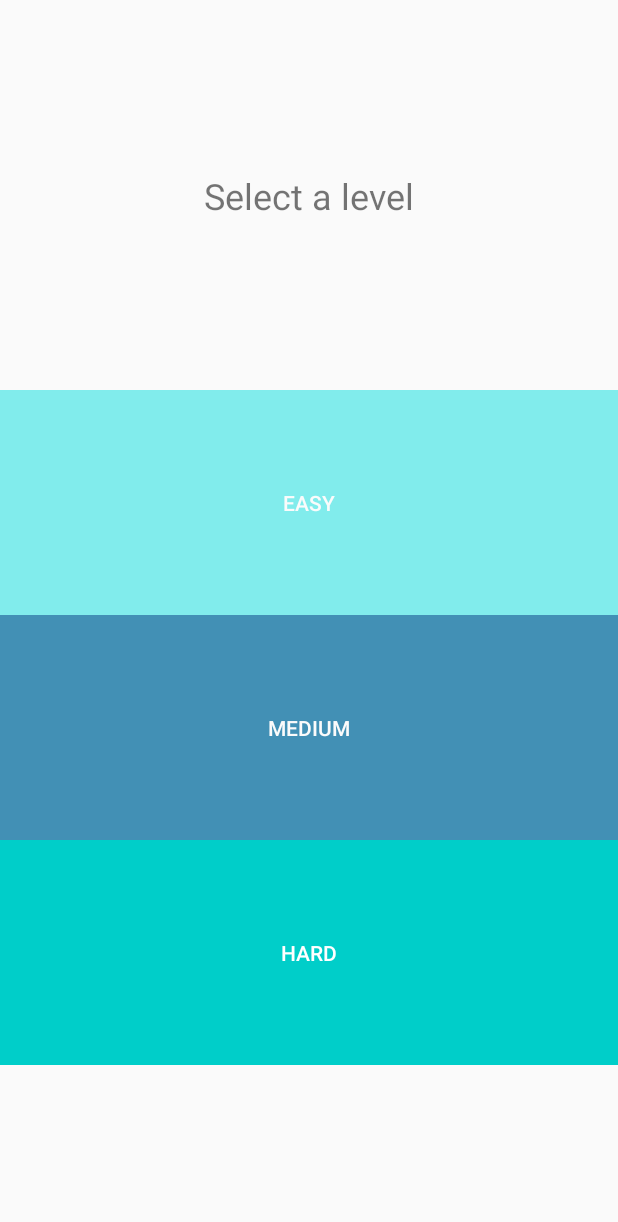
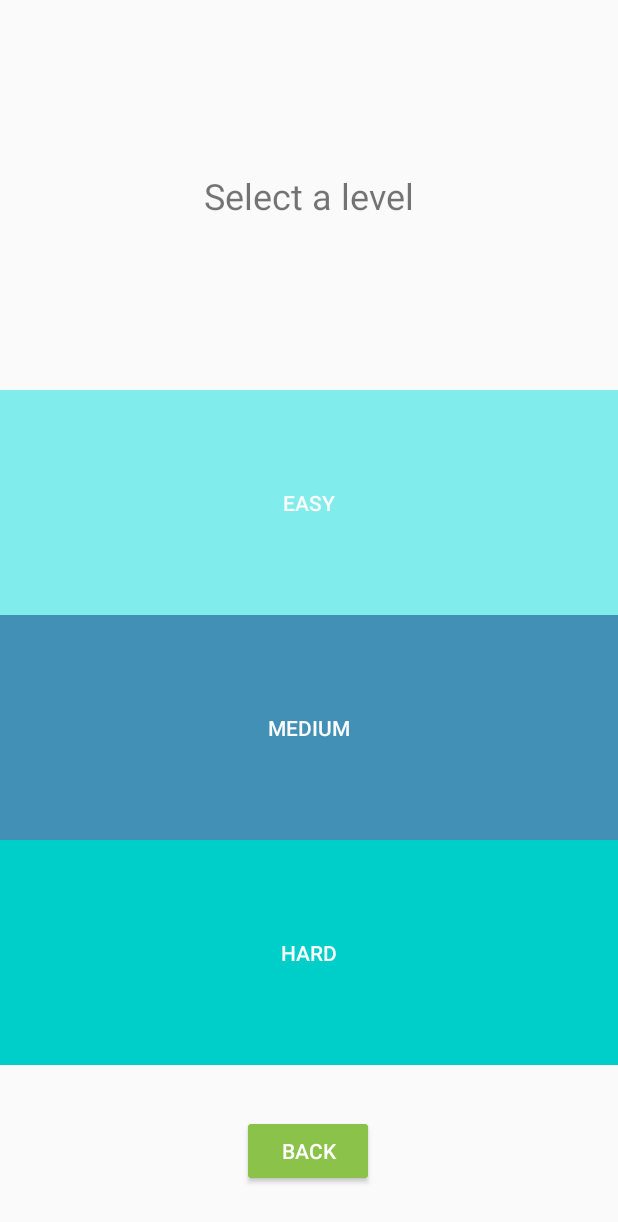
Before and after one commit to Andjelo12/Agilni_projekat, an Android app: the SelectLevel screen opened directly, with no data from a screen before it, on a phone screen of 412 x 824 dp. Shown: the top 1222 px of the screen. Run offline under Robolectric (Android 15) with nearby library versions, the light colour scheme and no system bars; 2 statements that could not run were skipped.

Commit message:
commit message

```diff
--- a/app/src/main/java/com/example/agilni_projekat/SelectLevel.java
+++ b/app/src/main/java/com/example/agilni_projekat/SelectLevel.java
@@ -9,7 +9,7 @@ import android.widget.Button;
 import android.widget.Toast;
 
 public class SelectLevel extends AppCompatActivity {
-    Button btnEasy, btnMedium, btnHard;
+    Button btnEasy, btnMedium, btnHard,btnBack;
     Intent i;
     @Override
     protected void onCreate(Bundle savedInstanceState) {
@@ -19,6 +19,7 @@ public class SelectLevel extends AppCompatActivity {
         btnEasy = findViewById(R.id.btn_answer0);
         btnMedium = findViewById(R.id.btn_answer1);
         btnHard = findViewById(R.id.btn_answer2);
+        btnBack = findViewById(R.id.button);
         Bundle extras = getIntent().getExtras();
         String type = extras.getString("type");
         String id = extras.getString("id");
@@ -37,6 +38,15 @@ public class SelectLevel extends AppCompatActivity {
         btnEasy.setOnClickListener(difficulty);
         btnMedium.setOnClickListener(difficulty);
         btnHard.setOnClickListener(difficulty);
-
+        btnBack.setOnClickListener(new View.OnClickListener() {
+            @Override
+            public void onClick(View view) {
+                Intent intent = new Intent(SelectLevel.this, MainMenu.class);
+                intent.putExtra("type", type);
+                intent.putExtra("id",id);
+                startActivity(intent);
+                finish();
+            }
+        });
     }
 }
--- a/app/src/main/java/com/example/agilni_projekat/StartGame.java
+++ b/app/src/main/java/com/example/agilni_projekat/StartGame.java
@@ -172,9 +172,7 @@ public class StartGame extends AppCompatActivity {
                 /*if (putData.startPut()) {
                     if (putData.onComplete()) {
                         String result = putData.getResult();
-                        Toast myToast=Toast.makeText(StartGame.this, result, Toast.LENGTH_SHORT);
-                        myToast.setGravity(Gravity.FILL_HORIZONTAL|Gravity.FILL_VERTICAL, 0, 0);
-                        myToast.show();
+                        Toast.makeText(StartGame.this, result, Toast.LENGTH_SHORT).show();
                     }
                 }*/
                 final Handler handler = new Handler();
@@ -182,6 +180,7 @@ public class StartGame extends AppCompatActivity {
                     @Override
                     public void run() {
                         Intent intent = new Intent(getApplicationContext(), MainMenu.class);
+                        intent.putExtra("id",id);
                         startActivity(intent);
                         finish();
                     }
--- a/app/src/main/res/layout/activity_select_level.xml
+++ b/app/src/main/res/layout/activity_select_level.xml
@@ -5,6 +5,19 @@
     android:layout_width="match_parent"
     android:layout_height="match_parent"
     tools:context=".SelectLevel">
+
+    <Button
+        android:id="@+id/button"
+        android:layout_width="wrap_content"
+        android:layout_height="wrap_content"
+        android:backgroundTint="#8BC34A"
+        android:text="back"
+        android:textColor="#FFFFFF"
+        app:layout_constraintBottom_toBottomOf="parent"
+        app:layout_constraintEnd_toEndOf="parent"
+        app:layout_constraintHorizontal_bias="0.498"
+        app:layout_constraintStart_toStartOf="parent"
+        app:layout_constraintTop_toBottomOf="@+id/tableLayout" />
 
     <TableLayout
         android:id="@+id/tableLayout"
--- a/app/src/main/res/layout/activity_sign_up.xml
+++ b/app/src/main/res/layout/activity_sign_up.xml
@@ -5,8 +5,8 @@
     android:layout_width="match_parent"
     android:layout_height="match_parent"
     android:background="@drawable/pozadina"
+    tools:context=".SignUp">
 
-    tools:context=".SignUp">
 
     <TextView
         android:id="@+id/textView"
```
Also changed, not shown: app/src/main/res/layout/activity_login.xml (+4 -3 lines).
